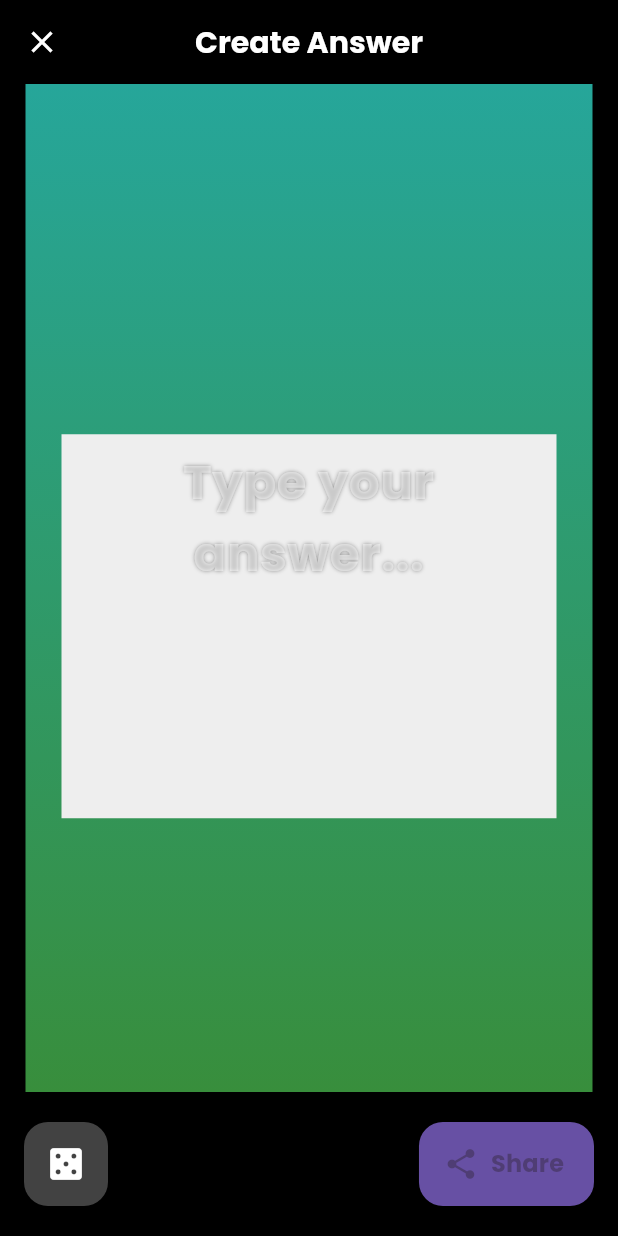
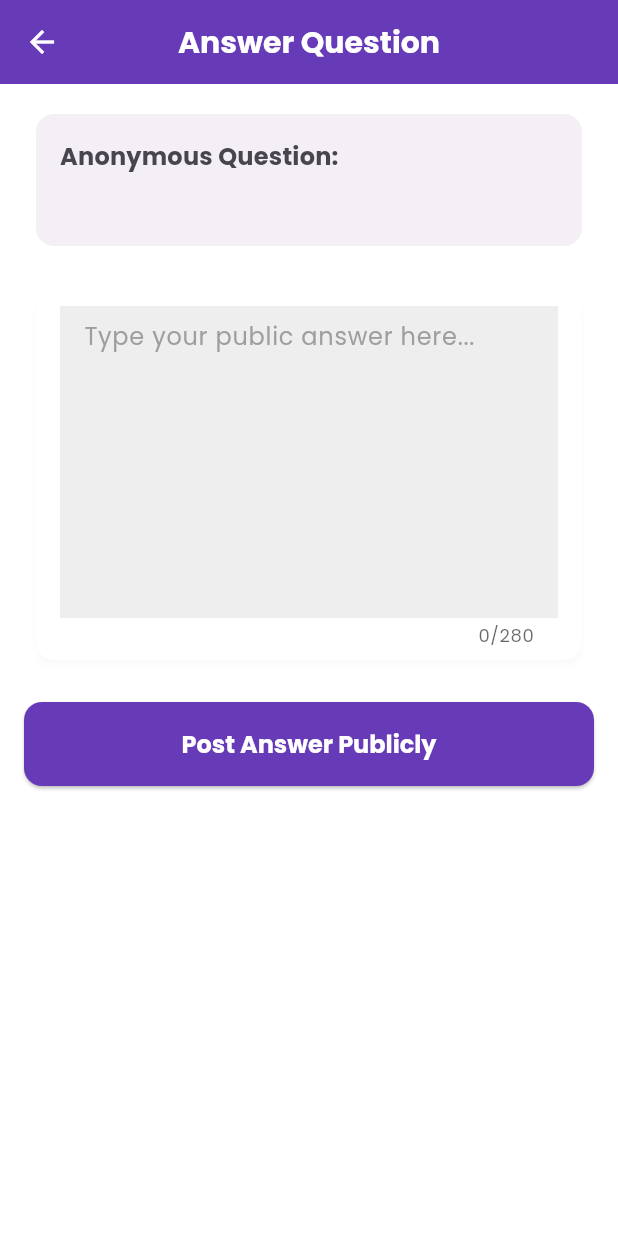
Before and after one commit to frankireri/mystrio, a Flutter app: the AnswerPage screen opened directly with empty values, on a phone screen of 412 x 824 dp. Run offline on Flutter 3.47's test engine with Material 3 defaults, Android fonts, the phone set to English and light mode, and no system bars; drawn by our look-alikes of screenshot; our stand-ins replace app_links, confetti, google_mobile_ads, image_picker, share_plus, shared_preferences; missing offline and left inert: dart:html, dart:js, dart:ui_web; accounts and stored records are empty.

```diff
--- a/lib/pages/answer_page.dart
+++ b/lib/pages/answer_page.dart
@@ -1,15 +1,9 @@
-import 'dart:math';
 import 'package:flutter/material.dart';
 import 'package:provider/provider.dart';
 import 'package:mystrio/services/user_question_service.dart';
 import 'package:mystrio/widgets/custom_app_bar.dart';
-import 'package:mystrio/services/question_style_service.dart';
-import 'package:screenshot/screenshot.dart';
-import 'dart:typed_data';
-import 'package:flutter/foundation.dart' show kIsWeb;
-import 'package:share_plus/share_plus.dart';
 
-// NEW: This page is now a visual "Answer Studio" for creating and sharing stylish answers.
+// MODIFIED: This page now handles answering anonymous questions from the inbox.
 class AnswerPage extends StatefulWidget {
   final int questionId;
   final String questionText;
@@ -24,42 +18,45 @@ class AnswerPage extends StatefulWidget {
   State<AnswerPage> createState() => _AnswerPageState();
 }
 
-class _AnswerPageState extends State<AnswerPage> {
+class _AnswerPageState extends State<AnswerPage> with TickerProviderStateMixin {
   final TextEditingController _answerController = TextEditingController();
-  final ScreenshotController _screenshotController = ScreenshotController();
-  bool _isSubmitting = false;
+  bool _isSubmitting = false; // To prevent multiple submissions
 
-  late QuestionStyle _currentStyle;
-  final _random = Random();
+  int _characterCount = 0;
+  static const int _maxCharacters = 280; // Increased character limit
 
   @override
   void initState() {
     super.initState();
-    // Start with a random style
-    _changeStyle();
+    _answerController.addListener(_updateCharacterCount);
   }
 
-  void _changeStyle() {
-    final styleService = Provider.of<QuestionStyleService>(context, listen: false);
-    final allStyles = styleService.allStyles;
+  void _updateCharacterCount() {
     setState(() {
-      _currentStyle = allStyles[_random.nextInt(allStyles.length)];
+      _characterCount = _answerController.text.length;
     });
   }
 
   @override
   void dispose() {
+    _answerController.removeListener(_updateCharacterCount);
     _answerController.dispose();
     super.dispose();
   }
 
-// FULLY IMPLEMENTED: The submit and share logic is now complete.
-  Future<void> _submitAndShare() async {
+  // MODIFIED: Submits the answer using UserQuestionService
+  Future<void> _submitAnswer() async {
     if (_isSubmitting) return;
 
-    if (_answerController.text.trim().isEmpty) {
+    if (_answerController.text.isEmpty) {
       ScaffoldMessenger.of(context).showSnackBar(
-        const SnackBar(content: Text('Please type an answer before sharing.')),
+        const SnackBar(content: Text('Please type an answer.')),
+      );
+      return;
+    }
+    if (_characterCount > _maxCharacters) {
+      ScaffoldMessenger.of(context).showSnackBar(
+        const SnackBar(content: Text('Your answer is too long.')),
       );
       return;
     }
@@ -68,35 +65,10 @@ class _AnswerPageState extends State<AnswerPage> {
       _isSubmitting = true;
     });
 
-    try {
-      // 1. Capture the image from the Screenshot controller
-      final Uint8List? imageBytes = await _screenshotController.capture();
-      if (imageBytes == null) {
-        throw Exception('Could not capture image.');
-      }
-
-      // 2. Use ShareXFiles to share the image
-      final shareText = 'See my answer on Mystrio!';
-      final imageFile = XFile.fromData(
-        imageBytes,
-        name: 'mystrio_answer.png',
-        mimeType: 'image/png',
-      );
-
-      // The share result tells us if the user successfully shared.
-      final shareResult = await Share.shareXFiles(
-        [imageFile],
-        text: shareText,
-        subject: 'My Answer',
-      );
-
-      // 3. Only post the answer if the share was successful
-      if (shareResult.status == ShareResultStatus.success) {
     final success = await Provider.of<UserQuestionService>(context, listen: false)
         .postAnswerToAnonymousQuestion(
       questionId: widget.questionId,
       answerText: _answerController.text,
-          styleId: _currentStyle.id, // Pass the styleId
     );
 
     if (mounted) {
@@ -106,154 +78,126 @@ class _AnswerPageState extends State<AnswerPage> {
         );
         Navigator.of(context).pop(); // Go back to the inbox
       } else {
-            throw Exception('Failed to post answer.');
-          }
-        }
-      }
-    } catch (e) {
-      if (mounted) {
         ScaffoldMessenger.of(context).showSnackBar(
-          SnackBar(content: Text('An error occurred: ${e.toString()}')),
+          const SnackBar(content: Text('Failed to post answer. Please try again.')),
         );
       }
-    } finally {
-      if (mounted) {
       setState(() {
         _isSubmitting = false;
       });
     }
   }
+
+  // NOTE: Sharing is temporarily disabled for this flow.
+  // The previous implementation depended on a different data model.
+  Future<void> _shareAnswer() async {
+    ScaffoldMessenger.of(context).showSnackBar(
+      const SnackBar(content: Text('You can share your answer after posting it! (Coming Soon)')),
+    );
   }
 
   @override
   Widget build(BuildContext context) {
     final theme = Theme.of(context);
-    final viewPadding = MediaQuery.of(context).viewPadding;
-
     return Scaffold(
-      backgroundColor: Colors.black, // Dark background for contrast
-      // Using a custom app bar to better fit the "studio" feel
-      appBar: AppBar(
-        title: const Text('Create Answer', style: TextStyle(fontWeight: FontWeight.bold)),
-        backgroundColor: Colors.transparent,
+      appBar: CustomAppBar(
+        title: 'Answer Question',
+        // Sharing is disabled for now.
+        // actions: [
+        //   IconButton(
+        //     icon: Icon(Icons.share, color: theme.colorScheme.onSurface),
+        //     onPressed: _shareAnswer,
+        //   ),
+        // ],
+      ),
+      body: SingleChildScrollView(
+        padding: const EdgeInsets.all(16.0),
+        child: Column(
+          crossAxisAlignment: CrossAxisAlignment.stretch,
+          children: [
+            // Display the question
+            Card(
               elevation: 0,
-        leading: IconButton(
-          icon: const Icon(Icons.close),
-          onPressed: () => Navigator.of(context).pop(),
+              color: theme.colorScheme.surfaceVariant.withOpacity(0.5),
+              shape: RoundedRectangleBorder(borderRadius: BorderRadius.circular(12)),
+              child: Padding(
+                padding: const EdgeInsets.all(16.0),
+                child: Column(
+                  crossAxisAlignment: CrossAxisAlignment.start,
+                  children: [
+                    Text(
+                      'Anonymous Question:',
+                      style: theme.textTheme.titleMedium?.copyWith(
+                        color: theme.colorScheme.onSurfaceVariant,
+                        fontWeight: FontWeight.bold,
                       ),
                     ),
-      body: SafeArea(
-        top: false,
-        child: Column(
-          children: [
-            Expanded(
-              child: Center(
-                // The main interactive card for the answer
-                child: _buildAnswerCard(),
+                    const SizedBox(height: 8),
+                    Text(
+                      widget.questionText, // Use questionText from the widget
+                      style: theme.textTheme.bodyLarge?.copyWith(
+                        color: theme.colorScheme.onSurface,
                       ),
                     ),
-            // Bottom control panel
-            _buildControlPanel(theme),
+                  ],
+                ),
+              ),
+            ),
+            const SizedBox(height: 24),
+            // Input field for the answer
+            Card(
+              elevation: 2,
+              shadowColor: Colors.black.withOpacity(0.1),
+              shape: RoundedRectangleBorder(borderRadius: BorderRadius.circular(12)),
+              child: Padding(
+                padding: const EdgeInsets.symmetric(horizontal: 16.0, vertical: 8.0),
+                child: Column(
+                  crossAxisAlignment: CrossAxisAlignment.end,
+                  children: [
+                    TextField(
+                      controller: _answerController,
+                      decoration: const InputDecoration(
+                        hintText: 'Type your public answer here...',
+                        border: InputBorder.none,
+                      ),
+                      maxLines: 8,
+                      maxLength: _maxCharacters,
+                      keyboardType: TextInputType.multiline,
+                      buildCounter: (context, {required currentLength, required isFocused, maxLength}) {
+                        // This builds the character counter inside the TextField decoration
+                        return Text(
+                          '$currentLength/$maxLength',
+                          style: theme.textTheme.bodySmall?.copyWith(
+                            color: currentLength > _maxCharacters
+                                ? theme.colorScheme.error
+                                : theme.colorScheme.onSurface.withOpacity(0.6),
+                          ),
+                        );
+                      },
+                    ),
+                  ],
+                ),
+              ),
+            ),
+            const SizedBox(height: 24),
+            // Submit button
+            ElevatedButton(
+              onPressed: _isSubmitting ? null : _submitAnswer,
+              style: ElevatedButton.styleFrom(
+                padding: const EdgeInsets.symmetric(vertical: 16),
+                shape: RoundedRectangleBorder(borderRadius: BorderRadius.circular(12)),
+              ),
+              child: _isSubmitting
+                  ? const SizedBox(
+                      height: 24,
+                      width: 24,
+                      child: CircularProgressIndicator(strokeWidth: 3, color: Colors.white),
+                    )
+                  : const Text('Post Answer Publicly'),
+            ),
           ],
         ),
       ),
     );
   }
-
-  // The visual card that the user interacts with and will eventually share.
-  Widget _buildAnswerCard() {
-    return Screenshot(
-      controller: _screenshotController,
-      child: AspectRatio(
-        aspectRatio: 9 / 16, // Common story aspect ratio
-        child: Container(
-          padding: const EdgeInsets.all(24.0),
-          decoration: BoxDecoration(
-            gradient: LinearGradient(
-              colors: _currentStyle.gradientColors,
-              begin: _currentStyle.begin,
-              end: _currentStyle.end,
-            ),
-          ),
-          child: Column(
-            mainAxisAlignment: MainAxisAlignment.center,
-            children: [
-              // Question text
-              Text(
-                widget.questionText,
-                textAlign: TextAlign.center,
-                style: TextStyle(
-                  fontFamily: _currentStyle.fontFamily,
-                  fontSize: 22,
-                  fontWeight: FontWeight.bold,
-                  color: Colors.white.withOpacity(0.8),
-                  shadows: [const Shadow(blurRadius: 2, color: Colors.black26)],
-                ),
-              ),
-              const SizedBox(height: 20),
-              // Answer input field
-              TextField(
-                controller: _answerController,
-                textAlign: TextAlign.center,
-                style: TextStyle(
-                  fontFamily: _currentStyle.fontFamily,
-                  fontSize: 32,
-                  fontWeight: FontWeight.bold,
-                  color: Colors.white,
-                  shadows: [const Shadow(blurRadius: 3, color: Colors.black38)],
-                ),
-                maxLines: 5,
-                maxLength: 150,
-                decoration: InputDecoration(
-                  hintText: 'Type your answer...',
-                  hintStyle: TextStyle(
-                    fontFamily: _currentStyle.fontFamily,
-                    fontSize: 32,
-                    fontWeight: FontWeight.bold,
-                    color: Colors.white.withOpacity(0.5),
-                  ),
-                  border: InputBorder.none,
-                  counterText: '', // Hide the default counter
-                ),
-                cursorColor: Colors.white,
-              ),
-            ],
-          ),
-        ),
-      ),
-    );
 }
-
-  // The bottom panel with the dice and share buttons.
-  Widget _buildControlPanel(ThemeData theme) {
-    return Padding(
-      padding: const EdgeInsets.symmetric(horizontal: 16.0, vertical: 20.0),
-      child: Row(
-        mainAxisAlignment: MainAxisAlignment.spaceBetween,
-        children: [
-          // "Dice Roll" button to change the style
-          FloatingActionButton(
-            heroTag: 'dice_button',
-            onPressed: _changeStyle,
-            backgroundColor: Colors.grey.shade800,
-            child: const Icon(Icons.casino, color: Colors.white, size: 28),
-          ),
-          // Share button
-          FloatingActionButton.extended(
-            heroTag: 'share_button',
-            onPressed: _isSubmitting ? null : _submitAndShare,
-            backgroundColor: theme.primaryColor,
-            label: _isSubmitting
-                ? const SizedBox(
-                    height: 24,
-                    width: 24,
-                    child: CircularProgressIndicator(strokeWidth: 3, color: Colors.white),
-                  )
-                : const Text('Share', style: TextStyle(fontSize: 16, fontWeight: FontWeight.bold)),
-            icon: const Icon(Icons.share),
-          ),
-        ],
-      ),
-    );
-  }
-}
```
Also changed, not shown: lib/inbox_provider.dart (+140 -5 lines), lib/pages/inbox_page.dart (+119 -6 lines), lib/pages/main_tab_page.dart (+21 -4 lines), lib/services/user_question_service.dart (+2 -12 lines). Lines whose indentation alone changed are shown as unchanged.
